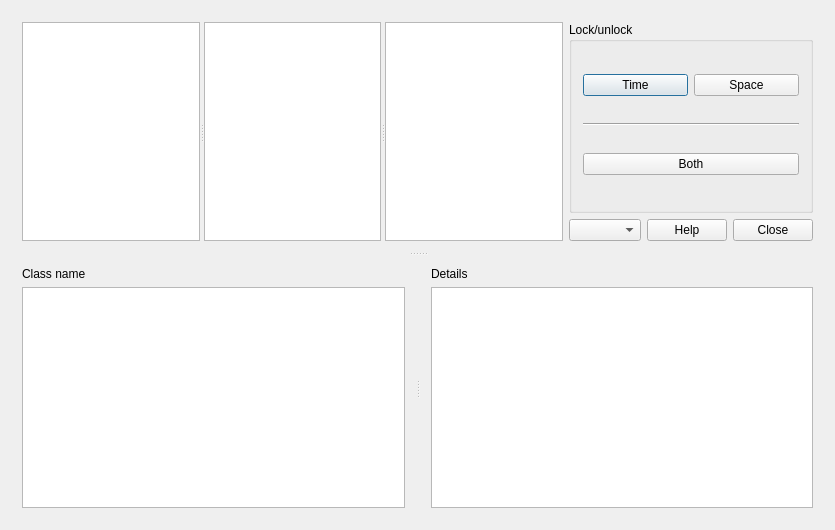
Before: the Qt Designer form src/interface/timetableviewstudentsdayshorizontalform_template.ui in rodolforg/fet, drawn with Qt 5.
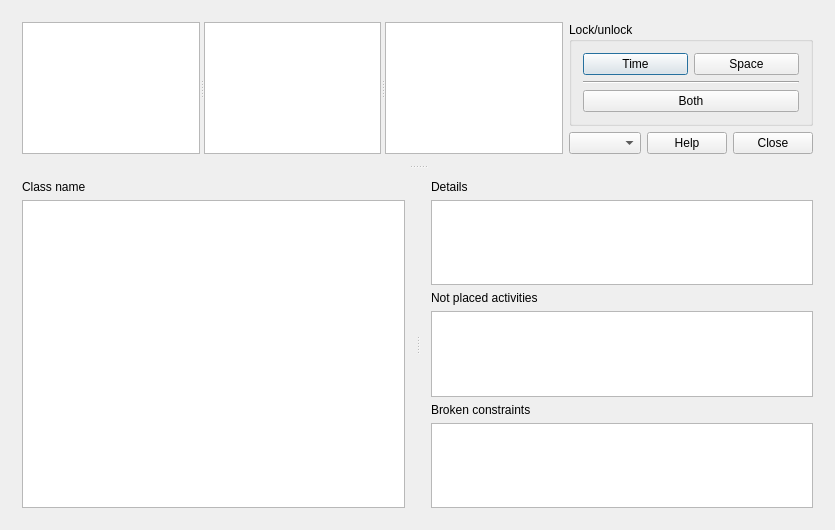
After: the same form once the commit is applied. Custom widgets are drawn as their Qt base class.

What changed in the file:
```diff
--- a/src/interface/timetableviewstudentsdayshorizontalform_template.ui
+++ b/src/interface/timetableviewstudentsdayshorizontalform_template.ui
@@ -157,6 +157,26 @@
         <item>
          <widget class="QPlainTextEdit" name="detailsTextEdit"/>
         </item>
+        <item>
+         <widget class="QLabel" name="notPlacedActivitiesLabel">
+          <property name="text">
+           <string>Not placed activities</string>
+          </property>
+         </widget>
+        </item>
+        <item>
+         <widget class="QListWidget" name="notPlacedActivitiesListWidget"/>
+        </item>
+        <item>
+         <widget class="QLabel" name="brokenConstraintsLabel">
+          <property name="text">
+           <string>Broken constraints</string>
+          </property>
+         </widget>
+        </item>
+        <item>
+         <widget class="QListWidget" name="brokenConstraintsListWidget"/>
+        </item>
        </layout>
       </widget>
      </widget>
@@ -165,6 +185,13 @@
   </layout>
  </widget>
  <layoutdefault spacing="6" margin="11"/>
+ <customwidgets>
+  <customwidget>
+   <class>EditableTimetableWidget</class>
+   <extends>QTableWidget</extends>
+   <header>editabletimetablewidget.h</header>
+  </customwidget>
+ </customwidgets>
  <resources/>
  <connections/>
 </ui>
```
Left out of the diff: 2 changed lines with no effect on the pictures.
